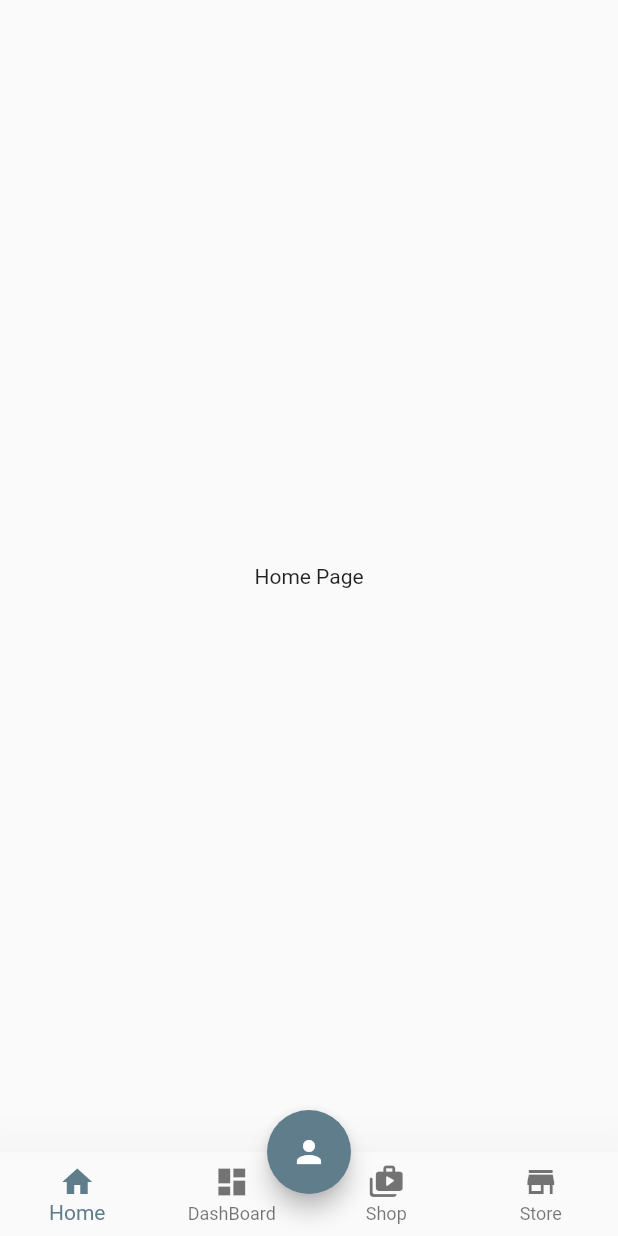
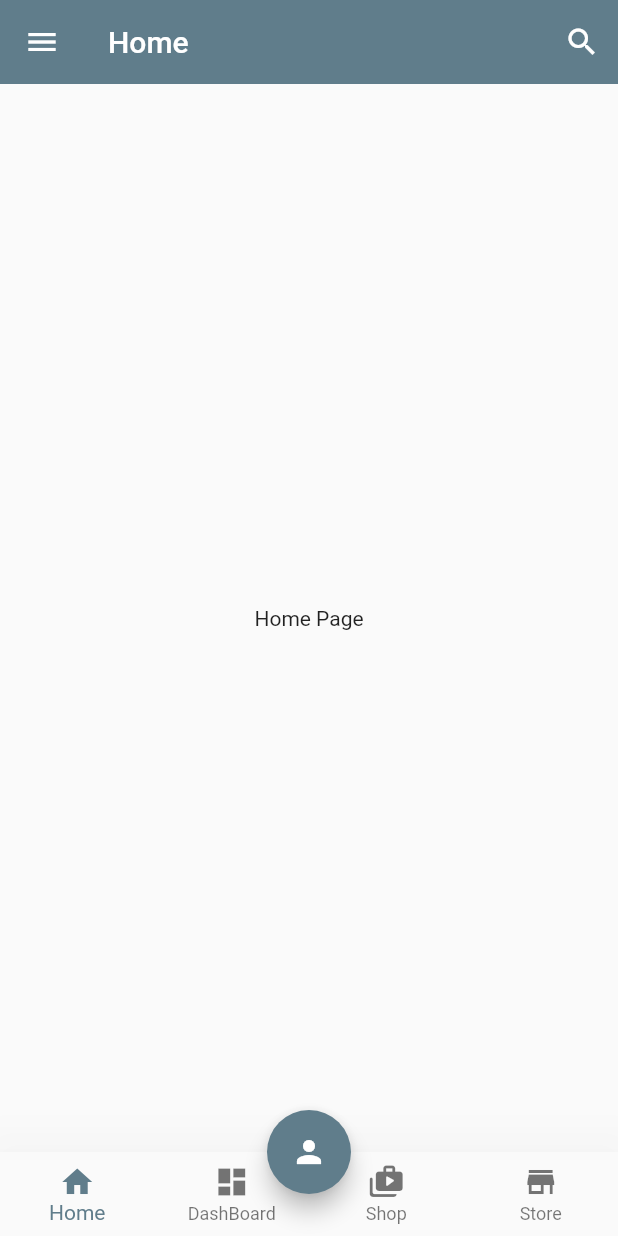
Before and after one commit to imCoderAditya/FlutterApp, a Flutter app: the screen it shows after launch, on a phone screen of 412 x 824 dp. Run offline on Flutter 3.47's test engine with Material 2 defaults, Android fonts, the phone set to English and light mode, and no system bars.

Commit message:
Half Complete

```diff
--- a/lib/DrawerPage.dart
+++ b/lib/DrawerPage.dart
@@ -1,7 +1,7 @@
 import 'package:flutter/material.dart';
 
 class DrawerPage extends StatelessWidget {
-  DrawerPage({ Key? key }) : super(key: key);
+  DrawerPage({Key? key }) : super(key: key);
   String accountName = "Aditya Kumar";
   String accountEmail = "adsharmavashishtha@gmail.com";
   @override
--- a/lib/main.dart
+++ b/lib/main.dart
@@ -1,10 +1,10 @@
 
 // ignore_for_file: use_key_in_widget_constructors
-
 import 'package:flutter/material.dart';
 import 'package:flutterapp/DrawerPage.dart';
 import 'package:flutterapp/page/DashBoardPage.dart';
 import 'package:flutterapp/page/HomePage.dart';
+import 'package:flutterapp/page/SearchPage.dart';
 import 'package:flutterapp/page/ShopePage.dart';
 import 'package:flutterapp/page/StorePage.dart';
 
@@ -12,6 +12,7 @@ void main() {
   runApp(
     MaterialApp(
     // home: MyApp(),
+    debugShowCheckedModeBanner: false,
     theme: ThemeData(
         colorScheme: ColorScheme.fromSwatch(
       primarySwatch: Colors.blueGrey,
@@ -24,6 +25,7 @@ void main() {
         '/DashBoard': (context) => const DashBoard(),
         '/Shope': (context) => const ShopePage(),
         '/Store': (context) => const StorePage(),
+        "/Search":(context)=> const SearchPage(),
       },
   ));
 }
@@ -59,12 +61,14 @@ class _MyAppState extends State<MyApp> {
       floatingActionButtonAnimator: FloatingActionButtonAnimator.scaling,
       floatingActionButtonLocation: FloatingActionButtonLocation.centerDocked,
       floatingActionButton: FloatingActionButton(
-        onPressed: () => null,
+        onPressed: () => Navigator.pushNamed(context, "/Home"),
         child: const Icon(Icons.person),
       ),
       // comment Drawer in this page
       drawer: DrawerPage(),
+      // This is a Body of Bottom _correntIndex
       body: _children[_currentIndex],
+     // This is a Bottum Navigation Bar  given Below
       bottomNavigationBar: BottomNavigationBar(
           currentIndex: _currentIndex,
           elevation: 40,
--- a/lib/page/DashBoardPage.dart
+++ b/lib/page/DashBoardPage.dart
@@ -4,8 +4,7 @@ import 'package:flutterapp/Movies/Bollywood.dart';
 import 'package:flutterapp/Movies/HollyWood.dart';
 import 'package:flutterapp/Movies/SouthMovies.dart';
 import 'package:flutterapp/Movies/WebSeries.dart';
-import 'package:flutterapp/page/ShopePage.dart';
-import 'package:flutterapp/page/StorePage.dart';
+
 
 class DashBoard extends StatelessWidget {
   const DashBoard({ Key? key }) : super(key: key);
--- a/lib/page/HomePage.dart
+++ b/lib/page/HomePage.dart
@@ -1,4 +1,5 @@
 import 'package:flutter/material.dart';
+import 'package:flutterapp/DrawerPage.dart';
 
 
 class HomePage extends StatelessWidget {
@@ -6,8 +7,21 @@ class HomePage extends StatelessWidget {
 
   @override
   Widget build(BuildContext context) {
-    return const Scaffold(
-      body: Center(
+    return Scaffold(
+      appBar: AppBar(
+        elevation: 0,
+        title: const Text("Home"),
+        actions: [
+          IconButton(
+            onPressed: ()=>Navigator.pushNamed(context, "/Search"),
+            icon: const Icon(Icons.search),
+
+          )
+        ],
+      ),
+      drawer: DrawerPage(),
+
+      body: const Center(
         child: Text("Home Page"),
       ),
     );
```
Also changed, not shown: lib/page/SearchPage.dart (added, +20 -0 lines).
